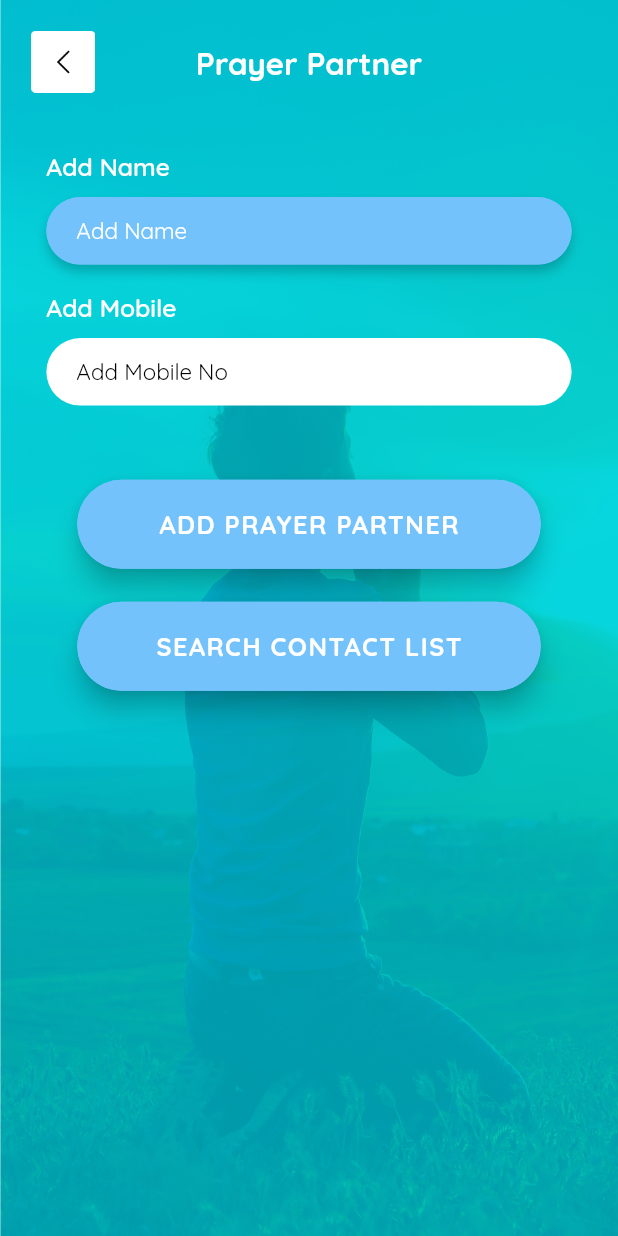
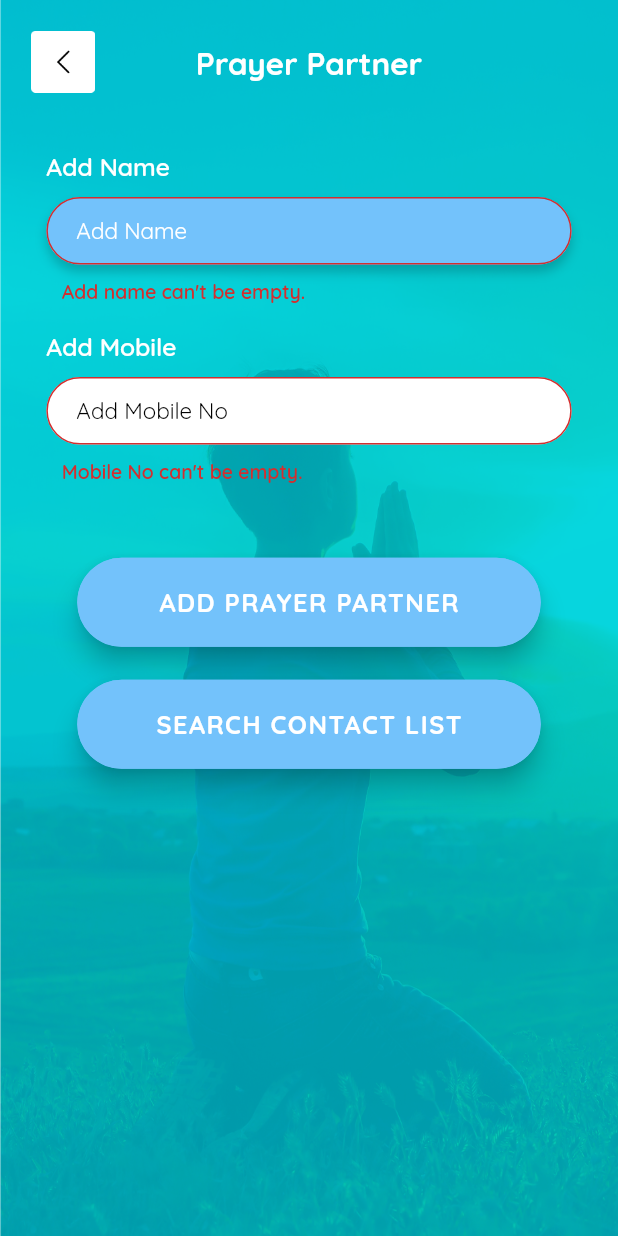
Before and after one commit to TorchPoint/PrayerApp, a Flutter app: the screen it shows after launch, after a tap on "ADD PRAYER PARTNER", on a phone screen of 412 x 824 dp. Run offline on Flutter 3.47's test engine with Material 2 defaults, Android fonts, the light colour scheme and no system bars; our stand-ins replace bubble_tab_indicator, device_preview, flutter_signin_button, smooth_page_indicator, stop_watch_timer.

Commit message:
prayer_partner_list_Screen_done

```diff
--- a/lib/prayer_partner/screens/add_prayer_partner.dart
+++ b/lib/prayer_partner/screens/add_prayer_partner.dart
@@ -7,6 +7,8 @@ import 'package:prayer_hybrid_app/widgets/custom_app_bar.dart';
 import 'package:prayer_hybrid_app/utils/navigation.dart';
 import 'package:prayer_hybrid_app/widgets/custom_raised_button.dart';
 import 'package:prayer_hybrid_app/widgets/custom_text_form_field.dart';
+import 'package:prayer_hybrid_app/prayer_partner/screens/prayer_partner_list_screen.dart';
+
 class AddPrayerPartner extends StatefulWidget {
   @override
   _AddPrayerPartnerState createState() => _AddPrayerPartnerState();
@@ -15,6 +17,8 @@ class AddPrayerPartner extends StatefulWidget {
 class _AddPrayerPartnerState extends State<AddPrayerPartner> {
   TextEditingController _addNameController = TextEditingController();
   TextEditingController _addMobileNoController = TextEditingController();
+  bool errorBoolName = true,errorBoolMobile = true;
+  String errorName = "",errorMobile ="";
   @override
   Widget build(BuildContext context) {
     return CustomBackgroundContainer(
@@ -39,8 +43,7 @@ class _AddPrayerPartnerState extends State<AddPrayerPartner> {
                         child: _addNameTextFormField()
                     ),
 
-
-                    //_errorGroupTitleWidget(),
+                    _errorWidget(errorBoolName,errorName),
 
                     SizedBox(height: 18.0,),
 
@@ -55,6 +58,8 @@ class _AddPrayerPartnerState extends State<AddPrayerPartner> {
                         child: _addMobileNoTextFormField()
                     ),
 
+                    _errorWidget(errorBoolMobile,errorMobile),
+
                     SizedBox(height: MediaQuery.of(context).size.height*0.06,),
 
                     Align(
@@ -66,7 +71,7 @@ class _AddPrayerPartnerState extends State<AddPrayerPartner> {
 
                     Align(
                         alignment: Alignment.center,
-                        child: _searchContactListWidget()
+                        child: _searchContactButtonWidget()
                     ),
 
                     SizedBox(height: 15.0,),
@@ -122,7 +127,7 @@ class _AddPrayerPartnerState extends State<AddPrayerPartner> {
         hintSize: 15.0,
         textSize: 15.0,
         isCollapsed: true,
-        borderColor: AppColors.TRANSPARENT_COLOR,
+        borderColor: errorBoolName == true ? AppColors.TRANSPARENT_COLOR : AppColors.ERROR_COLOR,
         filledColor: AppColors.BUTTON_COLOR,
       ),
     );
@@ -144,7 +149,7 @@ class _AddPrayerPartnerState extends State<AddPrayerPartner> {
       hintSize: 15.0,
       textSize: 15.0,
       isCollapsed: true,
-      borderColor: AppColors.TRANSPARENT_COLOR,
+      borderColor: errorBoolMobile == true ? AppColors.TRANSPARENT_COLOR : AppColors.ERROR_COLOR,
       filledColor: AppColors.WHITE_COLOR,
       hintColor: AppColors.BLACK_COLOR,
       textColor: AppColors.BLACK_COLOR,
@@ -152,6 +157,20 @@ class _AddPrayerPartnerState extends State<AddPrayerPartner> {
       keyBoardType: TextInputType.phone,
     );
   }
+
+
+  //Error Widget
+  Widget _errorWidget(bool errorBool,String errorMessage)
+  {
+    return errorBool == true ?
+    Container()
+        :
+    Padding(
+        padding: EdgeInsets.only(left: MediaQuery.of(context).size.width*0.1,right: MediaQuery.of(context).size.width*0.075,top: 10.0),
+        child: Text(errorMessage.toString(),style: TextStyle(fontSize: 13.0, color:  AppColors.ERROR_COLOR, fontWeight: FontWeight.w600,),)
+    );
+  }
+
 
 
   //Create Group Button Widget
@@ -167,26 +186,15 @@ class _AddPrayerPartnerState extends State<AddPrayerPartner> {
       textColor: AppColors.WHITE_COLOR,
       fontWeight: FontWeight.w700,
       fontSize: 1.2,
-      onPressed: (){
-      //   if(_groupTitleController.text.trim().isEmpty)
-      //   {
-      //     setState(() {
-      //       groupTitleBool = false;
-      //     });
-      //   }
-      //   else{
-      //     setState(() {
-      //       groupTitleBool = true;
-      //     });
-      //     AppNavigation.navigateTo(context,PrayerGroupListScreen());
-      //   }
-       },
+      onPressed: () {
+        _addPrayerPartnerMethod();
+      }
     );
   }
 
 
-  //Create Group Button Widget
-  Widget _searchContactListWidget()
+  //Create Search Contact Button Widget
+  Widget _searchContactButtonWidget()
   {
     return CustomRaisedButton(
       containerWidth: MediaQuery.of(context).size.width*0.75,
@@ -216,4 +224,47 @@ class _AddPrayerPartnerState extends State<AddPrayerPartner> {
   }
 
 
+  void _addPrayerPartnerMethod()
+    {
+      if(_addNameController.text.trim().isEmpty)
+        {
+          errorName = AppStrings.ADD_NAME_EMPTY_ERROR;
+          errorBoolName = false;
+        }
+
+      else
+        {
+          errorName = "";
+          errorBoolName = true;
+        }
+
+      if(_addMobileNoController.text.trim().isEmpty)
+        {
+          errorMobile = AppStrings.MOBILE_NO_EMPTY_ERROR;
+          errorBoolMobile = false;
+        }
+      else
+        {
+          errorMobile = "";
+          errorBoolMobile = true;
+        }
+
+      if(errorBoolName && errorBoolMobile)
+        {
+          print("next");
+          AppNavigation.navigateTo(context, PrayerPartnerListScreen());
+          // _addNameController.text = "";
+          // _addMobileNoController.text = "";
+        }
+
+      setState(() {
+
+      });
+
+    }
+
+
+
+
+
 }
--- a/lib/utils/app_strings.dart
+++ b/lib/utils/app_strings.dart
@@ -74,7 +74,7 @@ class AppStrings
   static const String ADD_MOBILE_TEXT = "Add Mobile";
   static const String ADD_PRAYER_PARTNER_TEXT = "Add Prayer Partner";
   static const String SEARCH_CONTACT_LIST_TEXT = "Search Contact List";
-
+  static const String ADD_NEW_PRAYER_PARTNER_TEXT = "Add New Prayer Partner";
 
 
 
@@ -107,6 +107,7 @@ class AppStrings
   static const String DESCRIPTION_EMPTY_ERROR = 'Description can\'t be empty.';
   static const String PRAISE_TITLE_EMPTY_ERROR = 'Praise title can\'t be empty.';
   static const String GROUP_TITLE_EMPTY_ERROR = 'Group title can\'t be empty.';
+  static const String MOBILE_NO_EMPTY_ERROR = 'Mobile No can\'t be empty.';
 
   // ------------------ Prayer And Praise Dropdown Strings -----------------//
   static const String HOME_DROPDOWN_TEXT = 'Home';
```
Also changed, not shown: lib/prayer_partner/screens/prayer_partner_list_screen.dart (added, +115 -0 lines).
